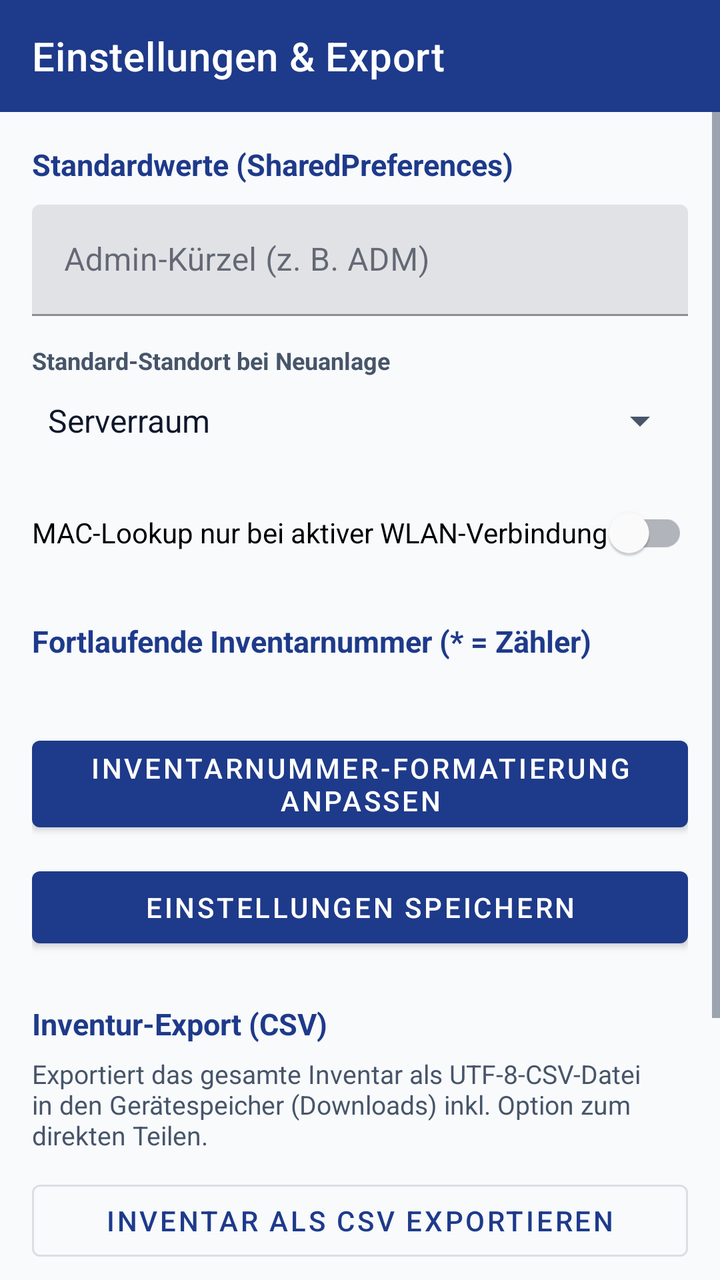
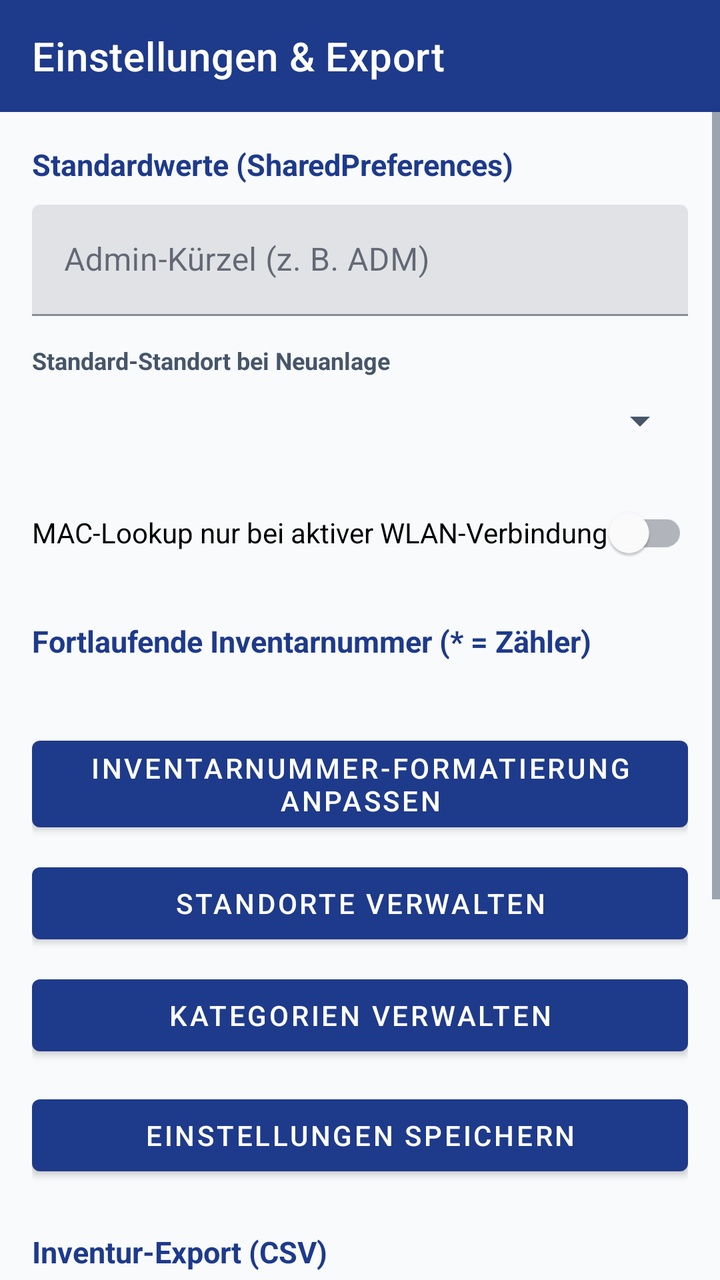

Compare the two renders of this Android layout. The source of the first and the diff that turns it into the second are given below.
<!-- AndroidManifest.xml: application theme Theme.RackVault -->
<!-- res/layout/activity_settings.xml -->
<?xml version="1.0" encoding="utf-8"?>
<LinearLayout xmlns:android="http://schemas.android.com/apk/res/android"
    xmlns:app="http://schemas.android.com/apk/res-auto"
    android:id="@+id/rootSettings"
    android:layout_width="match_parent"
    android:layout_height="match_parent"
    android:background="?android:attr/colorBackground"
    android:orientation="vertical">

    <com.google.android.material.appbar.MaterialToolbar
        android:id="@+id/toolbar"
        android:layout_width="match_parent"
        android:layout_height="?attr/actionBarSize"
        android:background="?attr/colorPrimary"
        app:navigationIconTint="?attr/colorOnPrimary"
        app:title="@string/title_settings"
        app:titleTextColor="?attr/colorOnPrimary" />

    <ScrollView
        android:layout_width="match_parent"
        android:layout_height="0dp"
        android:layout_weight="1"
        android:fillViewport="true">

        <LinearLayout
            android:layout_width="match_parent"
            android:layout_height="wrap_content"
            android:orientation="vertical"
            android:padding="16dp">

            
            <TextView
                android:layout_width="match_parent"
                android:layout_height="wrap_content"
                android:text="@string/section_defaults_title"
                android:textColor="?attr/colorPrimary"
                android:textSize="15sp"
                android:textStyle="bold" />

            <com.google.android.material.textfield.TextInputLayout
                android:layout_width="match_parent"
                android:layout_height="wrap_content"
                android:layout_marginTop="10dp"
                android:hint="@string/hint_admin_code">

                <com.google.android.material.textfield.TextInputEditText
                    android:id="@+id/etAdminCode"
                    android:layout_width="match_parent"
                    android:layout_height="wrap_content"
                    android:inputType="textCapCharacters"
                    android:maxLines="1" />

            </com.google.android.material.textfield.TextInputLayout>

            <TextView
                android:layout_width="wrap_content"
                android:layout_height="wrap_content"
                android:layout_marginTop="14dp"
                android:text="@string/label_default_location"
                android:textColor="?android:attr/textColorSecondary"
                android:textSize="12sp"
                android:textStyle="bold" />

            <Spinner
                android:id="@+id/spDefaultLocation"
                android:layout_width="match_parent"
                android:layout_height="44dp"
                android:entries="@array/locations_array" />

            <com.google.android.material.switchmaterial.SwitchMaterial
                android:id="@+id/swWifiOnlyLookup"
                android:layout_width="match_parent"
                android:layout_height="wrap_content"
                android:layout_marginTop="10dp"
                android:text="@string/switch_wifi_only_label" />

            
            <TextView
                android:layout_width="match_parent"
                android:layout_height="wrap_content"
                android:layout_marginTop="20dp"
                android:text="@string/section_inv_pattern_title"
                android:textColor="?attr/colorPrimary"
                android:textSize="15sp"
                android:textStyle="bold" />

            <TextView
                android:id="@+id/tvInvPatternSummary"
                android:layout_width="match_parent"
                android:layout_height="wrap_content"
                android:layout_marginTop="6dp"
                android:textColor="?android:attr/textColorSecondary"
                android:textSize="13sp" />

            <com.google.android.material.button.MaterialButton
                android:id="@+id/btnOpenInvPatternSubmenu"
                android:layout_width="match_parent"
                android:layout_height="wrap_content"
                android:layout_marginTop="10dp"
                android:text="@string/btn_open_inv_pattern_submenu" />

            <com.google.android.material.button.MaterialButton
                android:id="@+id/btnSaveSettings"
                android:layout_width="match_parent"
                android:layout_height="wrap_content"
                android:layout_marginTop="10dp"
                android:text="@string/btn_save_settings" />

            
            <TextView
                android:layout_width="match_parent"
                android:layout_height="wrap_content"
                android:layout_marginTop="24dp"
                android:text="@string/section_export_title"
                android:textColor="?attr/colorPrimary"
                android:textSize="15sp"
                android:textStyle="bold" />

            <TextView
                android:layout_width="match_parent"
                android:layout_height="wrap_content"
                android:layout_marginTop="6dp"
                android:text="@string/export_description"
                android:textColor="?android:attr/textColorSecondary"
                android:textSize="13sp" />

            <com.google.android.material.button.MaterialButton
                android:id="@+id/btnExportCsv"
                style="@style/Widget.MaterialComponents.Button.OutlinedButton"
                android:layout_width="match_parent"
                android:layout_height="wrap_content"
                android:layout_marginTop="10dp"
                android:text="@string/btn_export_csv" />

            
            <TextView
                android:layout_width="match_parent"
                android:layout_height="wrap_content"
                android:layout_marginTop="24dp"
                android:text="@string/section_maintenance_title"
                android:textColor="?attr/colorPrimary"
                android:textSize="15sp"
                android:textStyle="bold" />

            <com.google.android.material.button.MaterialButton
                android:id="@+id/btnLoadDemoData"
                style="@style/Widget.MaterialComponents.Button.OutlinedButton"
                android:layout_width="match_parent"
                android:layout_height="wrap_content"
                android:layout_marginTop="10dp"
                android:text="@string/btn_load_demo_data" />

            <com.google.android.material.button.MaterialButton
                android:id="@+id/btnResetDatabase"
                style="@style/Widget.MaterialComponents.Button.OutlinedButton"
                android:layout_width="match_parent"
                android:layout_height="wrap_content"
                android:layout_marginTop="8dp"
                android:text="@string/btn_reset_database"
                android:textColor="@color/status_defect_text"
                app:strokeColor="@color/status_defect_text" />

        </LinearLayout>

    </ScrollView>

</LinearLayout>
<!-- resources referenced by this layout -->
<resources>
  <string-array name="locations_array">
          <item>Serverraum</item>
          <item>Lager</item>
          <item>Büro IT</item>
          <item>Schulungsraum</item>
          <item>Raum B102</item>
      </string-array>
  <color name="status_defect_text">#DC2626</color>
  <string name="btn_export_csv">Inventar als CSV exportieren</string>
  <string name="btn_load_demo_data">Demo-Daten laden</string>
  <string name="btn_open_inv_pattern_submenu">Inventarnummer-Formatierung anpassen</string>
  <string name="btn_reset_database">Datenbank zurücksetzen</string>
  <string name="btn_save_settings">Einstellungen speichern</string>
  <string name="export_description">Exportiert das gesamte Inventar als UTF-8-CSV-Datei in den Gerätespeicher (Downloads) inkl. Option zum direkten Teilen.</string>
  <string name="hint_admin_code">Admin-Kürzel (z. B. ADM)</string>
  <string name="label_default_location">Standard-Standort bei Neuanlage</string>
  <string name="section_defaults_title">Standardwerte (SharedPreferences)</string>
  <string name="section_export_title">Inventur-Export (CSV)</string>
  <string name="section_inv_pattern_title">Fortlaufende Inventarnummer (* = Zähler)</string>
  <string name="section_maintenance_title">Datenbank &amp; Demo-Daten</string>
  <string name="switch_wifi_only_label">MAC-Lookup nur bei aktiver WLAN-Verbindung</string>
  <string name="title_settings">Einstellungen &amp; Export</string>
  <style name="Theme.RackVault" parent="Theme.MaterialComponents.DayNight.NoActionBar">
          <item name="colorPrimary">@color/primary_blue</item>
          <item name="colorPrimaryVariant">@color/primary_blue_dark</item>
          <item name="colorOnPrimary">@color/on_primary</item>
  
          <item name="colorSecondary">@color/primary_blue_light</item>
          <item name="colorSecondaryVariant">@color/secondary_slate</item>
          <item name="colorOnSecondary">@color/on_primary</item>
  
          <item name="android:colorBackground">@color/surface_background</item>
          <item name="colorSurface">@color/surface_card</item>
          <item name="colorOnSurface">@color/text_primary</item>
          <item name="android:textColorPrimary">@color/text_primary</item>
          <item name="android:textColorSecondary">@color/text_secondary</item>
  
          <item name="android:statusBarColor">@color/primary_blue_dark</item>
      </style>
  <color name="primary_blue">#1E3A8A</color>
  <color name="primary_blue_dark">#172554</color>
  <color name="on_primary">#FFFFFF</color>
  <color name="primary_blue_light">#2563EB</color>
  <color name="secondary_slate">#334155</color>
  <color name="surface_background">#F8FAFC</color>
  <color name="surface_card">#FFFFFF</color>
  <color name="text_primary">#0F172A</color>
  <color name="text_secondary">#475569</color>
</resources>

<!-- the commit's change to res/layout/activity_settings.xml (unified diff, before → after) -->
@@ -64,8 +64,7 @@
             <Spinner
                 android:id="@+id/spDefaultLocation"
                 android:layout_width="match_parent"
-                android:layout_height="44dp"
-                android:entries="@array/locations_array" />
+                android:layout_height="44dp" />
 
             <com.google.android.material.switchmaterial.SwitchMaterial
                 android:id="@+id/swWifiOnlyLookup"
@@ -100,10 +99,24 @@
                 android:text="@string/btn_open_inv_pattern_submenu" />
 
             <com.google.android.material.button.MaterialButton
+                android:id="@+id/btnOpenLocationsSubmenu"
+                android:layout_width="match_parent"
+                android:layout_height="wrap_content"
+                android:layout_marginTop="8dp"
+                android:text="@string/btn_open_locations_submenu" />
+
+            <com.google.android.material.button.MaterialButton
+                android:id="@+id/btnOpenCategoriesSubmenu"
+                android:layout_width="match_parent"
+                android:layout_height="wrap_content"
+                android:layout_marginTop="8dp"
+                android:text="@string/btn_open_categories_submenu" />
+
+            <com.google.android.material.button.MaterialButton
                 android:id="@+id/btnSaveSettings"
                 android:layout_width="match_parent"
                 android:layout_height="wrap_content"
-                android:layout_marginTop="10dp"
+                android:layout_marginTop="12dp"
                 android:text="@string/btn_save_settings" />
 
             
<!-- resource entries referenced after the edit -->
@@ -1,16 +1,11 @@
 <!-- resources referenced by this layout -->
 <resources>
-  <string-array name="locations_array">
-          <item>Serverraum</item>
-          <item>Lager</item>
-          <item>Büro IT</item>
-          <item>Schulungsraum</item>
-          <item>Raum B102</item>
-      </string-array>
   <color name="status_defect_text">#DC2626</color>
   <string name="btn_export_csv">Inventar als CSV exportieren</string>
   <string name="btn_load_demo_data">Demo-Daten laden</string>
+  <string name="btn_open_categories_submenu">Kategorien verwalten</string>
   <string name="btn_open_inv_pattern_submenu">Inventarnummer-Formatierung anpassen</string>
+  <string name="btn_open_locations_submenu">Standorte verwalten</string>
   <string name="btn_reset_database">Datenbank zurücksetzen</string>
   <string name="btn_save_settings">Einstellungen speichern</string>
   <string name="export_description">Exportiert das gesamte Inventar als UTF-8-CSV-Datei in den Gerätespeicher (Downloads) inkl. Option zum direkten Teilen.</string>
